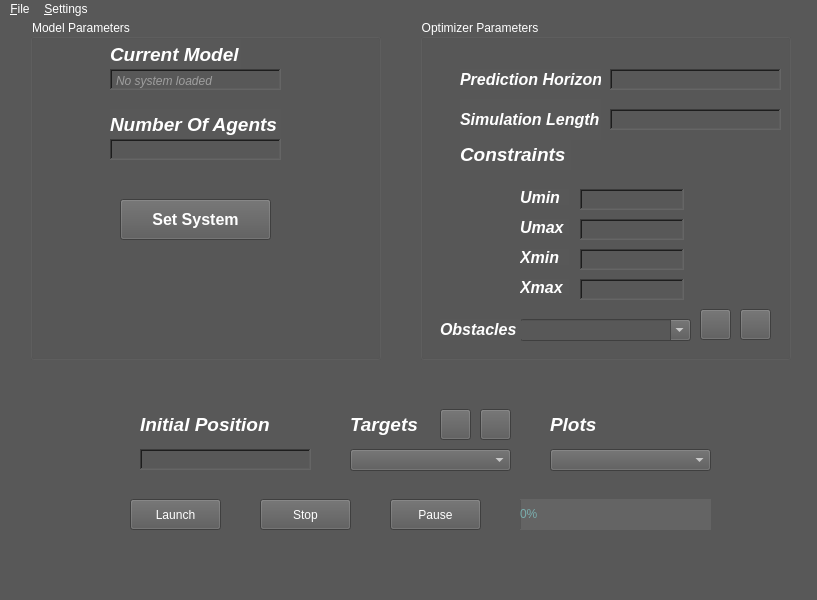
The window that Interface/MainWindow.ui (MounyaK/MPC_Interface) describes before a commit, drawn with Qt 5.
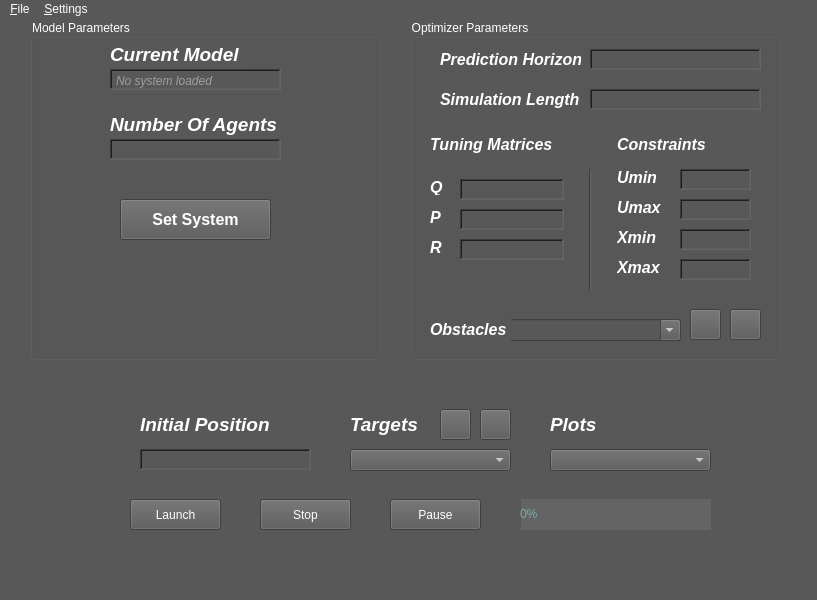
The same window after the commit. Icons and pictures are not drawn.

The edit to the form file:
```diff
--- a/Interface/MainWindow.ui
+++ b/Interface/MainWindow.ui
@@ -278,7 +278,7 @@
    <widget class="QGroupBox" name="optimizer_group">
     <property name="geometry">
      <rect>
-      <x>420</x>
+      <x>410</x>
       <y>0</y>
       <width>371</width>
       <height>341</height>
@@ -290,9 +290,9 @@
     <widget class="QPlainTextEdit" name="xmax">
      <property name="geometry">
       <rect>
-       <x>160</x>
-       <y>260</y>
-       <width>104</width>
+       <x>270</x>
+       <y>240</y>
+       <width>71</width>
        <height>21</height>
       </rect>
      </property>
@@ -312,8 +312,8 @@
     <widget class="QPlainTextEdit" name="Horizon">
      <property name="geometry">
       <rect>
-       <x>190</x>
-       <y>50</y>
+       <x>180</x>
+       <y>30</y>
        <width>171</width>
        <height>21</height>
       </rect>
@@ -334,8 +334,8 @@
     <widget class="QLabel" name="xmin_label">
      <property name="geometry">
       <rect>
-       <x>100</x>
-       <y>230</y>
+       <x>207</x>
+       <y>210</y>
        <width>49</width>
        <height>16</height>
       </rect>
@@ -354,9 +354,9 @@
     <widget class="QPlainTextEdit" name="xmin">
      <property name="geometry">
       <rect>
-       <x>160</x>
-       <y>230</y>
-       <width>104</width>
+       <x>270</x>
+       <y>210</y>
+       <width>71</width>
        <height>21</height>
       </rect>
      </property>
@@ -376,9 +376,9 @@
     <widget class="QPlainTextEdit" name="umax">
      <property name="geometry">
       <rect>
-       <x>160</x>
-       <y>200</y>
-       <width>104</width>
+       <x>270</x>
+       <y>180</y>
+       <width>71</width>
        <height>21</height>
       </rect>
      </property>
@@ -398,15 +398,15 @@
     <widget class="QLabel" name="constraints_label">
      <property name="geometry">
       <rect>
-       <x>40</x>
-       <y>120</y>
+       <x>207</x>
+       <y>110</y>
        <width>111</width>
        <height>31</height>
       </rect>
      </property>
      <property name="font">
       <font>
-       <pointsize>14</pointsize>
+       <pointsize>12</pointsize>
        <italic>true</italic>
        <bold>true</bold>
       </font>
@@ -418,8 +418,8 @@
     <widget class="QLabel" name="umax_label">
      <property name="geometry">
       <rect>
-       <x>100</x>
-       <y>200</y>
+       <x>207</x>
+       <y>180</y>
        <width>49</width>
        <height>16</height>
       </rect>
@@ -438,8 +438,8 @@
     <widget class="QLabel" name="horizon_label">
      <property name="geometry">
       <rect>
-       <x>40</x>
-       <y>50</y>
+       <x>30</x>
+       <y>30</y>
        <width>141</width>
        <height>21</height>
       </rect>
@@ -458,8 +458,8 @@
     <widget class="QLabel" name="xmax_label">
      <property name="geometry">
       <rect>
-       <x>100</x>
-       <y>260</y>
+       <x>207</x>
+       <y>240</y>
        <width>49</width>
        <height>16</height>
       </rect>
@@ -478,8 +478,8 @@
     <widget class="QLabel" name="umin_label">
      <property name="geometry">
       <rect>
-       <x>100</x>
-       <y>170</y>
+       <x>207</x>
+       <y>150</y>
        <width>49</width>
        <height>16</height>
       </rect>
@@ -498,9 +498,9 @@
     <widget class="QPlainTextEdit" name="umin">
      <property name="geometry">
       <rect>
-       <x>160</x>
-       <y>170</y>
-       <width>104</width>
+       <x>270</x>
+       <y>150</y>
+       <width>71</width>
        <height>21</height>
       </rect>
      </property>
@@ -599,8 +599,8 @@
     <widget class="QLabel" name="nsim_label">
      <property name="geometry">
       <rect>
-       <x>40</x>
-       <y>80</y>
+       <x>30</x>
+       <y>60</y>
        <width>141</width>
        <height>41</height>
       </rect>
@@ -619,8 +619,8 @@
     <widget class="QPlainTextEdit" name="Nsim">
      <property name="geometry">
       <rect>
-       <x>190</x>
-       <y>90</y>
+       <x>180</x>
+       <y>70</y>
        <width>171</width>
        <height>21</height>
       </rect>
@@ -638,6 +638,165 @@
       <enum>QAbstractScrollArea::AdjustToContents</enum>
      </property>
     </widget>
+    <widget class="QLabel" name="P_label">
+     <property name="geometry">
+      <rect>
+       <x>20</x>
+       <y>190</y>
+       <width>16</width>
+       <height>16</height>
+      </rect>
+     </property>
+     <property name="font">
+      <font>
+       <pointsize>12</pointsize>
+       <italic>true</italic>
+       <bold>true</bold>
+      </font>
+     </property>
+     <property name="text">
+      <string>P</string>
+     </property>
+    </widget>
+    <widget class="QPlainTextEdit" name="Q">
+     <property name="geometry">
+      <rect>
+       <x>50</x>
+       <y>160</y>
+       <width>104</width>
+       <height>21</height>
+      </rect>
+     </property>
+     <property name="frameShape">
+      <enum>QFrame::WinPanel</enum>
+     </property>
+     <property name="verticalScrollBarPolicy">
+      <enum>Qt::ScrollBarAlwaysOff</enum>
+     </property>
+     <property name="horizontalScrollBarPolicy">
+      <enum>Qt::ScrollBarAlwaysOff</enum>
+     </property>
+     <property name="sizeAdjustPolicy">
+      <enum>QAbstractScrollArea::AdjustToContents</enum>
+     </property>
+    </widget>
+    <widget class="QLabel" name="Q_label">
+     <property name="geometry">
+      <rect>
+       <x>20</x>
+       <y>160</y>
+       <width>16</width>
+       <height>16</height>
+      </rect>
+     </property>
+     <property name="font">
+      <font>
+       <pointsize>12</pointsize>
+       <italic>true</italic>
+       <bold>true</bold>
+      </font>
+     </property>
+     <property name="text">
+      <string>Q</string>
+     </property>
+    </widget>
+    <widget class="QLabel" name="R_label">
+     <property name="geometry">
+      <rect>
+       <x>20</x>
+       <y>220</y>
+       <width>16</width>
+       <height>16</height>
+      </rect>
+     </property>
+     <property name="font">
+      <font>
+       <pointsize>12</pointsize>
+       <italic>true</italic>
+       <bold>true</bold>
+      </font>
+     </property>
+     <property name="text">
+      <string>R</string>
+     </property>
+    </widget>
+    <widget class="QLabel" name="tuning_label">
+     <property name="geometry">
+      <rect>
+       <x>20</x>
+       <y>110</y>
+       <width>151</width>
+       <height>31</height>
+      </rect>
+     </property>
+     <property name="font">
+      <font>
+       <pointsize>12</pointsize>
+       <italic>true</italic>
+       <bold>true</bold>
+      </font>
+     </property>
+     <property name="text">
+      <string>Tuning Matrices</string>
+     </property>
+    </widget>
+    <widget class="QPlainTextEdit" name="P">
+     <property name="geometry">
+      <rect>
+       <x>50</x>
+       <y>190</y>
+       <width>104</width>
+       <height>21</height>
+      </rect>
+     </property>
+     <property name="frameShape">
+      <enum>QFrame::WinPanel</enum>
+     </property>
+     <property name="verticalScrollBarPolicy">
+      <enum>Qt::ScrollBarAlwaysOff</enum>
+     </property>
+     <property name="horizontalScrollBarPolicy">
+      <enum>Qt::ScrollBarAlwaysOff</enum>
+     </property>
+     <property name="sizeAdjustPolicy">
+      <enum>QAbstractScrollArea::AdjustToContents</enum>
+     </property>
+    </widget>
+    <widget class="QPlainTextEdit" name="R">
+     <property name="geometry">
+      <rect>
+       <x>50</x>
+       <y>220</y>
+       <width>104</width>
+       <height>21</height>
+      </rect>
+     </property>
+     <property name="frameShape">
+      <enum>QFrame::WinPanel</enum>
+     </property>
+     <property name="verticalScrollBarPolicy">
+      <enum>Qt::ScrollBarAlwaysOff</enum>
+     </property>
+     <property name="horizontalScrollBarPolicy">
+      <enum>Qt::ScrollBarAlwaysOff</enum>
+     </property>
+     <property name="sizeAdjustPolicy">
+      <enum>QAbstractScrollArea::AdjustToContents</enum>
+     </property>
+    </widget>
+    <widget class="Line" name="line">
+     <property name="geometry">
+      <rect>
+       <x>170</x>
+       <y>150</y>
+       <width>20</width>
+       <height>121</height>
+      </rect>
+     </property>
+     <property name="orientation">
+      <enum>Qt::Vertical</enum>
+     </property>
+    </widget>
    </widget>
    <widget class="QComboBox" name="plots">
     <property name="geometry">
```
Left out of the diff: 2 changed lines with no effect on the pictures.
